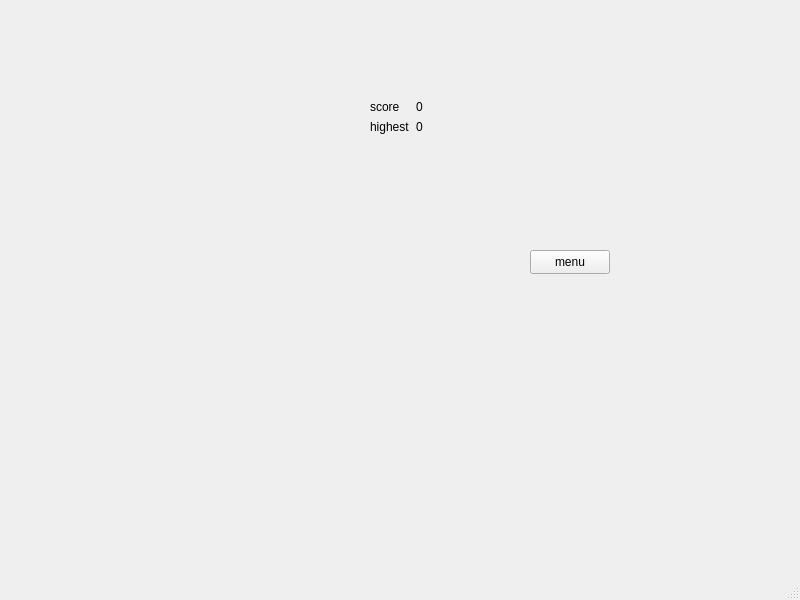
riiiiiiin/PinBall, file mainwindow/mainwindow.ui: the form before one commit.
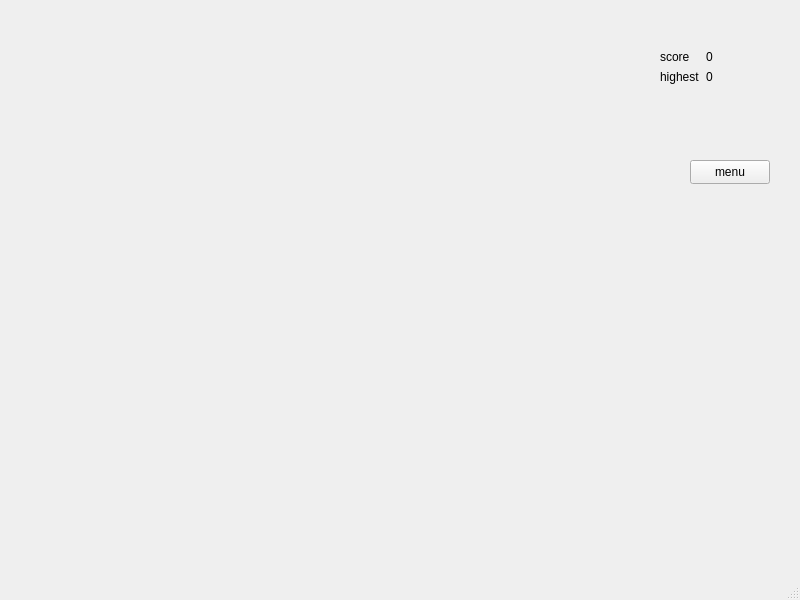
The form after the commit.

```diff
--- a/mainwindow/mainwindow.ui
+++ b/mainwindow/mainwindow.ui
@@ -17,8 +17,8 @@
    <widget class="QPushButton" name="pushButton">
     <property name="geometry">
      <rect>
-      <x>530</x>
-      <y>250</y>
+      <x>690</x>
+      <y>160</y>
       <width>80</width>
       <height>24</height>
      </rect>
@@ -30,9 +30,9 @@
    <widget class="QWidget" name="formLayoutWidget">
     <property name="geometry">
      <rect>
-      <x>370</x>
-      <y>100</y>
-      <width>251</width>
+      <x>660</x>
+      <y>50</y>
+      <width>121</width>
       <height>61</height>
      </rect>
     </property>
```
